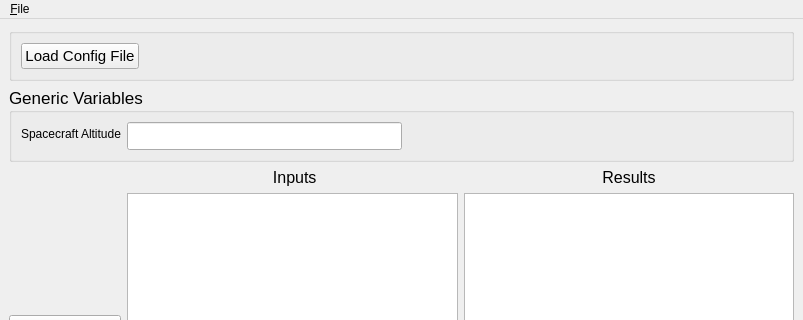
The window that project/app/ui/main_window.ui (LMaiorano/Link-Budget-Toolbox) describes before a commit, drawn with Qt 5; both pictures show x 0 to 803 and y 0 to 320 of the 803 by 687 pixel window.
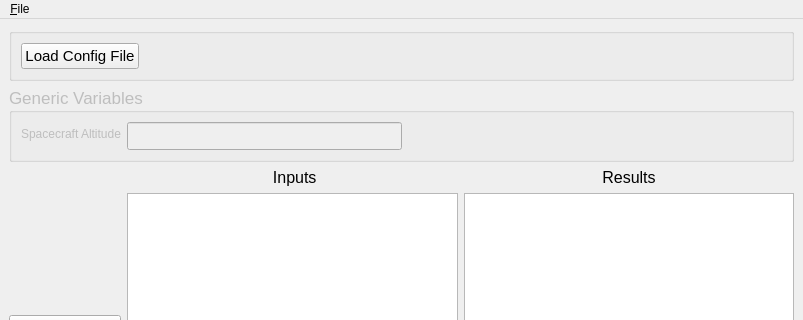
The same window after the commit.

Commit message: disabled generic

Patch:
```diff
--- a/project/app/ui/main_window.ui
+++ b/project/app/ui/main_window.ui
@@ -52,7 +52,7 @@
     <item>
      <widget class="QGroupBox" name="globalVarsBox">
       <property name="enabled">
-       <bool>true</bool>
+       <bool>false</bool>
       </property>
       <property name="font">
        <font>
```
